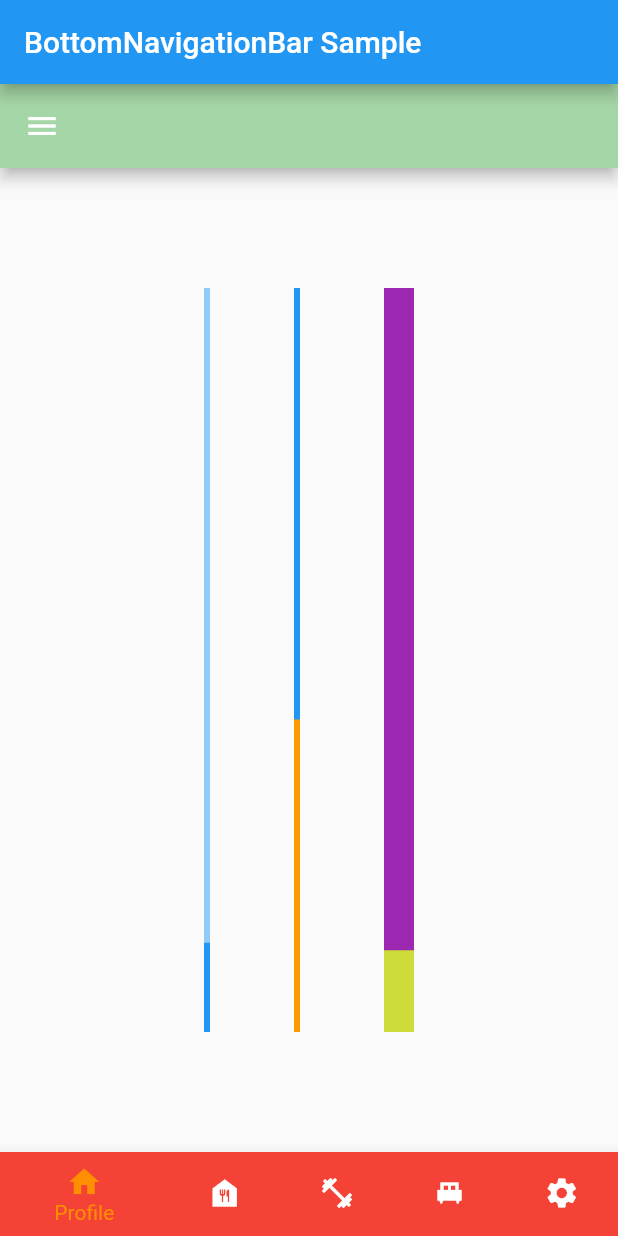
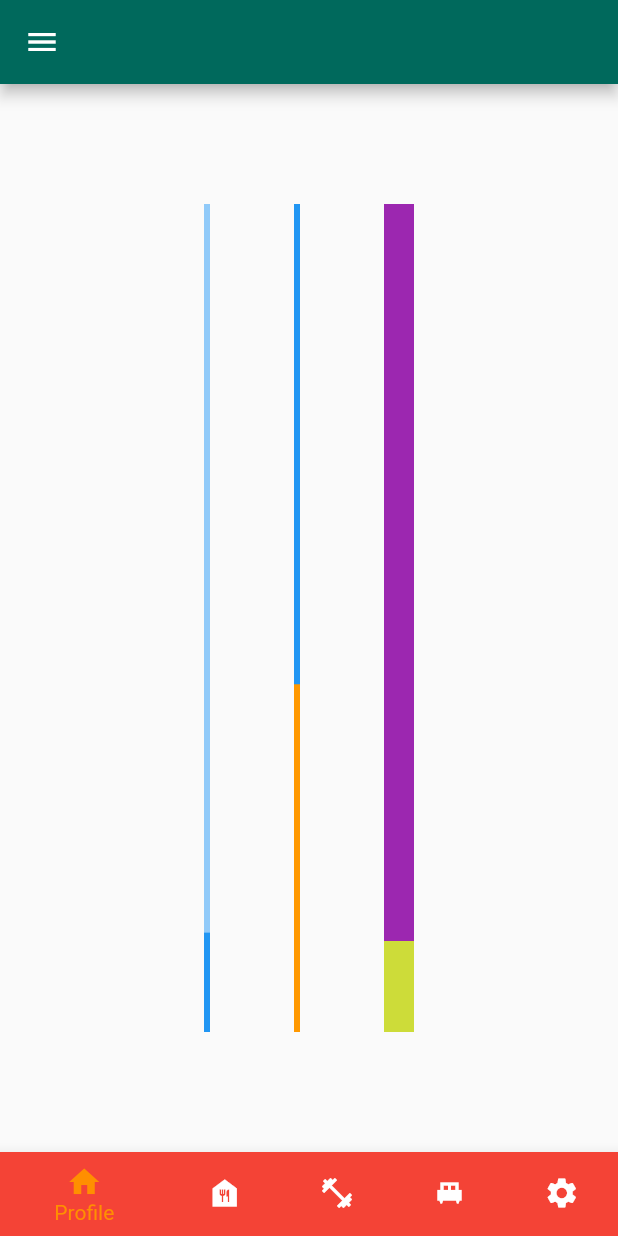
Before and after one commit to root-kawaii/fitness-app, a Flutter app: the screen it shows after launch, on a phone screen of 412 x 824 dp. Run offline on Flutter 3.47's test engine with Material 2 defaults, Android fonts, the phone set to English and light mode, and no system bars; our stand-ins replace flutter_animation_progress_bar, percent_indicator, shared_preferences, syncfusion_flutter_gauges.

```diff
--- a/lib/Profile.dart
+++ b/lib/Profile.dart
@@ -15,8 +15,8 @@ class _ProfileState extends State<Profile> {
   Widget build(BuildContext context) {
     return new Scaffold(
         appBar: new AppBar(
-          foregroundColor: Colors.green[200],
-          backgroundColor: Colors.green[200],
+          foregroundColor: Colors.teal[800],
+          backgroundColor: Colors.teal[800],
         ),
         drawer: Drawer(
           // Add a ListView to the drawer. This ensures the user can scroll
@@ -27,28 +27,30 @@ class _ProfileState extends State<Profile> {
             padding: EdgeInsets.zero,
             children: <Widget>[
               new Container(
-                color: Colors.green[200],
+                color: Colors.teal[800],
                 child: new Column(
                   children: [
                     DrawerHeader(
                       //accountName: Text("matteo_regge"),
                       //accountEmail: Text("teo.regge.99@gmail.com"),
                       child: CircleAvatar(
-                        backgroundColor: Colors.green[100],
+                        backgroundColor: Colors.yellow[800],
                         foregroundColor: Colors.blue[200],
-                        child: Icon(Icons.person, size: 30),
+                        child: Icon(Icons.person_sharp, size: 30),
                       ),
                     ),
                   ],
                 ),
               ),
               new Container(
-                color: Colors.green[100],
+                color: Colors.teal[800],
                 child: new Column(
                   children: [
                     ListTile(
                       //tileColor: Colors.green[300],
                       leading: Icon(Icons.label_sharp),
+                      //doesn't work for now
+                      //hoverColor: Colors.blue[200],
                       title: Text('Profile'),
                       onTap: () {
                         Navigator.pop(context);
--- a/lib/main.dart
+++ b/lib/main.dart
@@ -93,9 +93,6 @@ class _MyStatefulWidgetState extends State<MyStatefulWidget> {
   @override
   Widget build(BuildContext context) {
     return Scaffold(
-      appBar: AppBar(
-        title: const Text('BottomNavigationBar Sample'),
-      ),
       body: Center(
         child: _children.elementAt(_selectedIndex),
       ),
```
